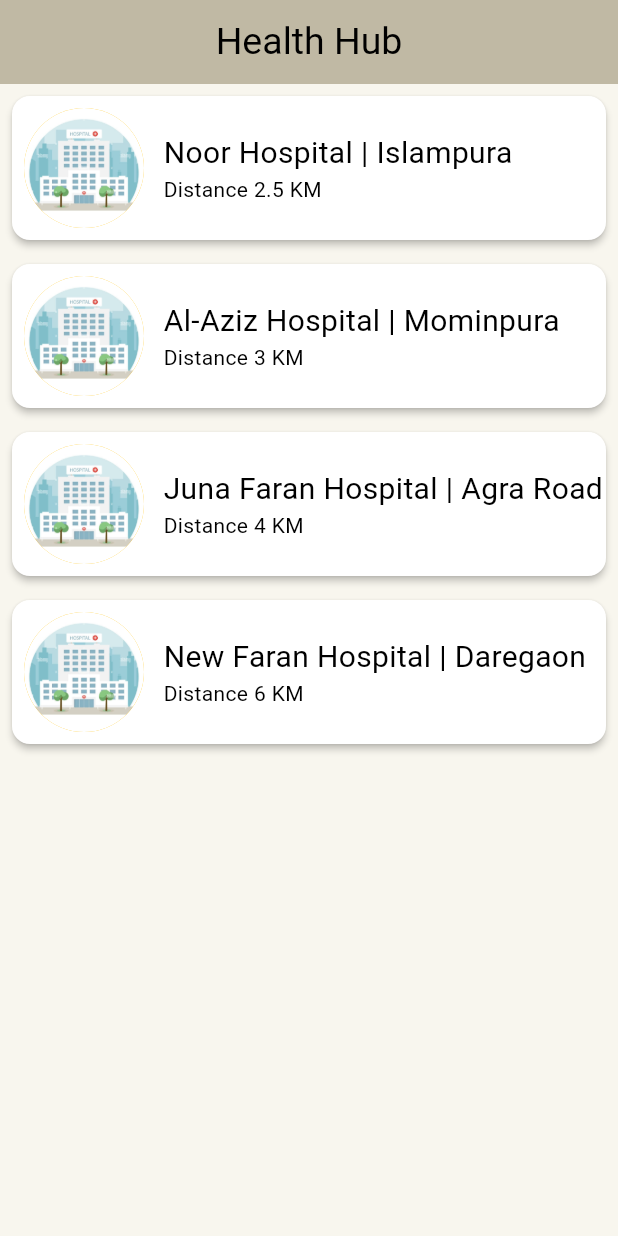
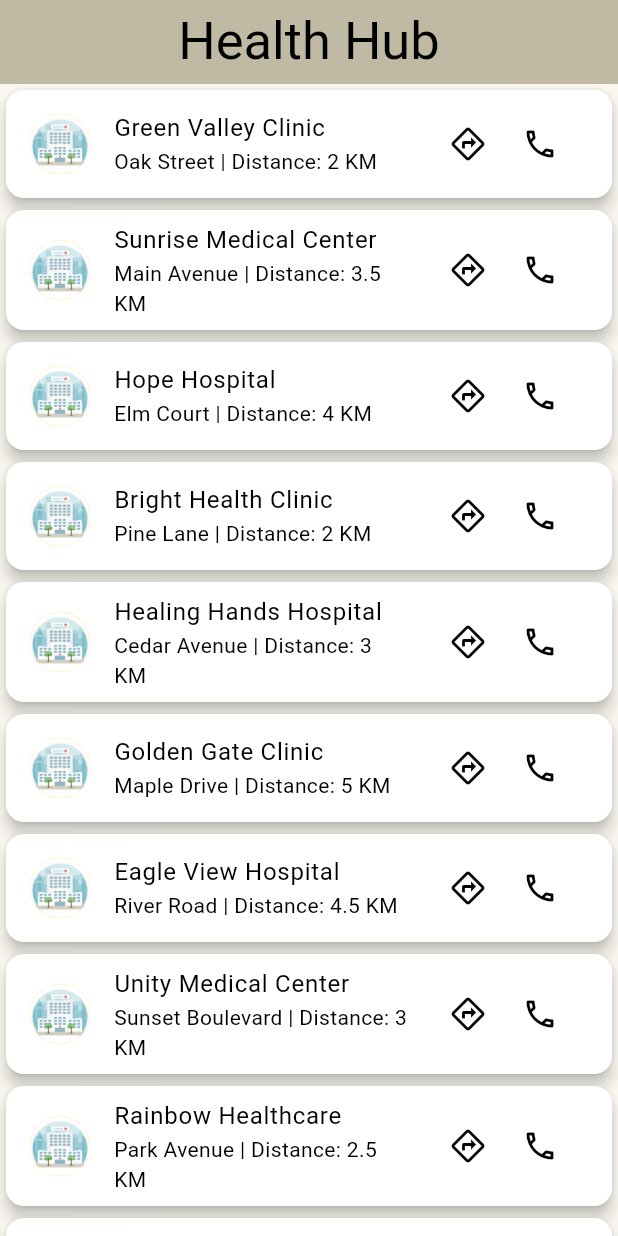
Before and after one commit to abdulrahman0842/Flutter-Health-Hub, a Flutter app: the screen it shows after launch, on a phone screen of 412 x 824 dp. Run offline on Flutter 3.47's test engine with Material 3 defaults, Android fonts, the phone set to English and light mode, and no system bars.

Commit message:
Json Configuration  Done

```diff
--- /dev/null
+++ b/lib/models/hospital_model.dart
@@ -0,0 +1,64 @@
+class Hospital {
+  String name;
+  Address address;
+  Contact contact;
+  List<String> specialties;
+  double ratings;
+  double distance;
+  Map<String, String> opening_hours;
+  String website;
+  List<String> facilities;
+
+  Hospital(
+      {required this.name,
+      required this.address,
+      required this.contact,
+      required this.specialties,
+      required this.ratings,
+      required this.distance,
+      required this.opening_hours,
+      required this.website,
+      required this.facilities});
+
+  factory Hospital.fromJson(Map<String, dynamic> json) {
+    return Hospital(
+        name: json['name'],
+        address: Address.fromJson(json['address']),
+        contact: Contact.fromJson(json['contact']),
+        specialties: List<String>.from(json['specialties']),
+        ratings: json['ratings'],
+        distance: json['distance'],
+        opening_hours: Map<String, String>.from(json['opening_hours']),
+        website: json['website'],
+        facilities: List<String>.from(json['facilities']));
+  }
+}
+
+class Address {
+  String street;
+  String city;
+  String state;
+  String zipcode;
+  Address(
+      {required this.street,
+      required this.city,
+      required this.state,
+      required this.zipcode});
+
+  factory Address.fromJson(Map<String, dynamic> json) {
+    return Address(
+        street: json['street'],
+        city: json['city'],
+        state: json['state'],
+        zipcode: json['zipcode']);
+  }
+}
+
+class Contact {
+  String phone;
+  String email;
+  Contact({required this.phone, required this.email});
+  factory Contact.fromJson(Map<String, dynamic> json) {
+    return Contact(phone: json['phone'], email: json['email']);
+  }
+}
--- a/lib/pages/home_page.dart
+++ b/lib/pages/home_page.dart
@@ -1,4 +1,8 @@
+import 'dart:convert';
+
 import 'package:flutter/material.dart';
+import 'package:flutter/services.dart';
+import 'package:health_hub/models/hospital_model.dart';
 import 'package:health_hub/widgets/hospital_list.dart';
 
 class HomePage extends StatefulWidget {
@@ -9,23 +13,31 @@ class HomePage extends StatefulWidget {
 }
 
 class _HomePageState extends State<HomePage> {
-  // int _selectedIndex = 0;
-  // static const TextStyle optionStyle =
-  //     TextStyle(fontSize: 30, fontWeight: FontWeight.bold);
-  // static const List _widgetOptions = [
-  //   Text(
-  //     'index 0: Hospital',
-  //     style: optionStyle,
-  //   ),
-  //   Text(
-  //     'index 1: Labs',
-  //     style: optionStyle,
-  //   ),
-  //   Text(
-  //     'index 2: Doctor',
-  //     style: optionStyle,
-  //   )
-  // ];
+  late Future<List<Hospital>> _loadHospitals;
+
+  @override
+  void initState() {
+    super.initState();
+    _loadHospitals = fetchHospitals();
+  }
+
+  Future<List<Hospital>> fetchHospitals() async {
+    try {
+      String jsonString =
+          await rootBundle.loadString('assets/data/hospital.json');
+      List<dynamic> jsonList = json.decode(jsonString);
+      List<Hospital> hospitals = jsonList
+          .where((json) => json != null)
+          .map((json) => Hospital.fromJson(json))
+          .toList();
+      print(hospitals.length);
+      return hospitals;
+    } catch (e) {
+      print('Error Loading Json Data: $e');
+      return [];
+    }
+  }
+
   @override
   Widget build(BuildContext context) {
     return Scaffold(
@@ -33,28 +45,24 @@ class _HomePageState extends State<HomePage> {
         appBar: AppBar(
           title: const Text(
             'Health Hub',
-          style: TextStyle(fontSize: 25),
           ),
-
-        backgroundColor: const Color(0xFFC0B9A4),
           centerTitle: true,
         ),
-      body: Container(
-        child: HospitalList(),
-      ),
-      // bottomNavigationBar: BottomNavigationBar(
-      //   backgroundColor: Color.fromARGB(255, 92, 81, 47),
-      //   items: const [
-      //     BottomNavigationBarItem(
-      //         icon: Icon(Icons.local_hospital), label: 'Hospital'),
-      //     BottomNavigationBarItem(
-      //         icon: Icon(Icons.medical_services), label: 'Labs'),
-      //     BottomNavigationBarItem(
-      //         icon: Icon(Icons.abc_outlined), label: 'Doctor')
-      //   ],
-      //   currentIndex: _selectedIndex,
-      //   selectedItemColor: Colors.amber,
-      // ),
+        body: FutureBuilder<List<Hospital>>(
+          future: _loadHospitals,
+          builder: (context, snapshot) {
+            if (snapshot.connectionState == ConnectionState.waiting) {
+              return const Center(
+                child: CircularProgressIndicator(),
               );
+            } else if (snapshot.hasError) {
+              return Center(
+                child: Text('Error: ${snapshot.error}'),
+              );
+            } else {
+              return const HospitalList();
+            }
+          },
+        ));
   }
 }
--- a/lib/widgets/hospital_list.dart
+++ b/lib/widgets/hospital_list.dart
@@ -6,61 +6,55 @@ class HospitalList extends StatelessWidget {
   @override
   Widget build(BuildContext context) {
     var hospitalList = [
-      ['Noor Hospital', 2.5, 'Islampura'],
-      ['Al-Aziz Hospital', 3, 'Mominpura'],
-      ['Juna Faran Hospital', 4, 'Agra Road'],
-      ['New Faran Hospital', 6, 'Daregaon ']
+      ['Green Valley Clinic', 2, 'Oak Street'],
+      ['Sunrise Medical Center', 3.5, 'Main Avenue'],
+      ['Hope Hospital', 4, 'Elm Court'],
+      ['Bright Health Clinic', 2, 'Pine Lane'],
+      ['Healing Hands Hospital', 3, 'Cedar Avenue'],
+      ['Golden Gate Clinic', 5, 'Maple Drive'],
+      ['Eagle View Hospital', 4.5, 'River Road'],
+      ['Unity Medical Center', 3, 'Sunset Boulevard'],
+      ['Rainbow Healthcare', 2.5, 'Park Avenue'],
+      ['Serene Wellness Center', 4, 'Lake Street']
     ];
     return ListView.builder(
       itemBuilder: (context, index) {
-        return InkWell(
-            onTap: () {
-              Navigator.push(
-                  context,
-                  MaterialPageRoute(
-                    builder: (context) =>
-                        HospitalProfile(hospitalName: hospitalList[index]),
-                  ));
-            },
-            child: HospitalCard(hospitalName: hospitalList[index]));
+        return HospitalTile(hospital: hospitalList[index]);
       },
       itemCount: hospitalList.length,
     );
   }
 }
 
-class HospitalCard extends StatelessWidget {
-  const HospitalCard({super.key, required this.hospitalName});
-  final List hospitalName;
-
+class HospitalTile extends StatelessWidget {
+  const HospitalTile({super.key, required this.hospital});
+  final List hospital;
   @override
   Widget build(BuildContext context) {
-    return Padding(
-      padding: const EdgeInsets.all(4.0),
-      child: Card(
-          // color: Colors.black,
-          elevation: 2,
-          child: Row(
-            children: [
-              const Padding(
-                padding: EdgeInsets.all(8.0),
-                child: CircleAvatar(
-                  backgroundImage: AssetImage('assets/images/hospital.jpg'),
-                  radius: 40,
-                ),
-              ),
-              const SizedBox(
-                width: 5,
-              ),
-              Column(crossAxisAlignment: CrossAxisAlignment.start, children: [
-                Text(
-                  '${hospitalName[0]} | ${hospitalName[2]}',
-                  style: TextStyle(fontSize: 20),
-                ),
-                Text('Distance ${hospitalName[1]} KM'),
-              ])
-            ],
-          )),
+    return Card(
+      elevation: 4,
+      child: ListTile(
+        leading: const CircleAvatar(
+          backgroundImage: AssetImage('assets/images/hospital.jpg'),
+        ),
+        title: Text(hospital[0]),
+        subtitle: Text('${hospital[2]} | Distance: ${hospital[1]} KM'),
+        trailing: Row(
+          mainAxisSize: MainAxisSize.min,
+          children: [
+            IconButton(
+                onPressed: () {}, icon: const Icon(Icons.directions_outlined)),
+            IconButton(onPressed: () {}, icon: const Icon(Icons.call_outlined))
+          ],
+        ),
+        onTap: () {
+          Navigator.push(
+              context,
+              MaterialPageRoute(
+                builder: (context) => HospitalProfile(hospital: hospital),
+              ));
+        },
+      ),
     );
   }
 }
--- a/lib/widgets/theme.dart
+++ b/lib/widgets/theme.dart
@@ -2,6 +2,14 @@ import 'package:flutter/material.dart';
 
 class MyTheme {
   static ThemeData lightTheme(BuildContext context) => ThemeData(
-      colorScheme: ColorScheme.fromSwatch(primarySwatch: Colors.amber)
-      ,);
+        colorScheme: ColorScheme.fromSwatch(primarySwatch: Colors.amber),
+        appBarTheme: const AppBarTheme(
+            backgroundColor: Color(0xFFC0B9A4),
+            titleTextStyle: TextStyle(
+              fontSize: 35,
+              color: Colors.black,
+            )),
+      );
+
+  // static Color backGroundColor = Color(0xFFE0CC90);
 }
--- a/pubspec.yaml
+++ b/pubspec.yaml
@@ -61,7 +61,7 @@ flutter:
   # To add assets to your application, add an assets section, like this:
   assets:
     - assets/images/
-  #   - images/a_dot_ham.jpeg
+    - assets/data/
 
   # An image asset can refer to one or more resolution-specific "variants", see
   # https://flutter.dev/assets-and-images/#resolution-aware
```
Also changed, not shown: assets/data/hospital.json (added, +137 -0 lines), lib/pages/hospital_profile.dart (+91 -27 lines). Lines whose indentation alone changed are shown as unchanged.
